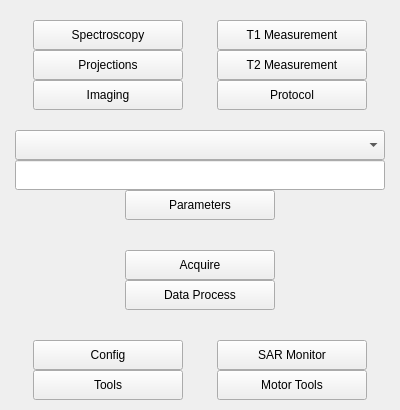
This is Applications/relax2/ui/mainwindow.ui in OpenMRI/ocra as Qt 5 draws it before an edit. The edited form follows.
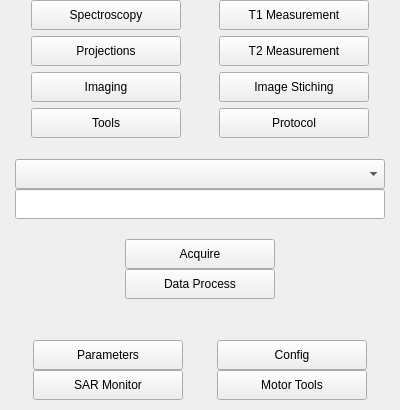
This is the edited form. Icons and pictures are not drawn.

```diff
--- a/Applications/relax2/ui/mainwindow.ui
+++ b/Applications/relax2/ui/mainwindow.ui
@@ -94,22 +94,10 @@
         <property name="sizeConstraint">
          <enum>QLayout::SetDefaultConstraint</enum>
         </property>
-        <property name="leftMargin">
-         <number>0</number>
-        </property>
-        <property name="topMargin">
-         <number>0</number>
-        </property>
-        <property name="rightMargin">
-         <number>0</number>
-        </property>
-        <property name="bottomMargin">
-         <number>0</number>
-        </property>
         <property name="spacing">
-         <number>0</number>
+         <number>6</number>
         </property>
-        <item row="1" column="1" alignment="Qt::AlignHCenter">
+        <item row="0" column="1" alignment="Qt::AlignHCenter">
          <widget class="QPushButton" name="Mode_Spectroscopy_pushButton">
           <property name="minimumSize">
            <size>
@@ -128,7 +116,7 @@
           </property>
          </widget>
         </item>
-        <item row="1" column="4">
+        <item row="0" column="4">
          <spacer name="horizontalSpacer_3">
           <property name="orientation">
            <enum>Qt::Horizontal</enum>
@@ -141,64 +129,7 @@
           </property>
          </spacer>
         </item>
-        <item row="2" column="3" alignment="Qt::AlignHCenter">
-         <widget class="QPushButton" name="Mode_T2_Measurement_pushButton">
-          <property name="minimumSize">
-           <size>
-            <width>150</width>
-            <height>30</height>
-           </size>
-          </property>
-          <property name="maximumSize">
-           <size>
-            <width>150</width>
-            <height>30</height>
-           </size>
-          </property>
-          <property name="text">
-           <string>T2 Measurement</string>
-          </property>
-         </widget>
-        </item>
-        <item row="1" column="3" alignment="Qt::AlignHCenter">
-         <widget class="QPushButton" name="Mode_T1_Measurement_pushButton">
-          <property name="minimumSize">
-           <size>
-            <width>150</width>
-            <height>30</height>
-           </size>
-          </property>
-          <property name="maximumSize">
-           <size>
-            <width>150</width>
-            <height>30</height>
-           </size>
-          </property>
-          <property name="text">
-           <string>T1 Measurement</string>
-          </property>
-         </widget>
-        </item>
-        <item row="2" column="1" alignment="Qt::AlignHCenter">
-         <widget class="QPushButton" name="Mode_Projections_pushButton">
-          <property name="minimumSize">
-           <size>
-            <width>150</width>
-            <height>30</height>
-           </size>
-          </property>
-          <property name="maximumSize">
-           <size>
-            <width>150</width>
-            <height>30</height>
-           </size>
-          </property>
-          <property name="text">
-           <string>Projections</string>
-          </property>
-         </widget>
-        </item>
-        <item row="5" column="1" alignment="Qt::AlignHCenter">
+        <item row="4" column="1" alignment="Qt::AlignHCenter">
          <widget class="QPushButton" name="Mode_Imaging_pushButton">
           <property name="minimumSize">
            <size>
@@ -217,20 +148,7 @@
           </property>
          </widget>
         </item>
-        <item row="1" column="2">
-         <spacer name="horizontalSpacer_2">
-          <property name="orientation">
-           <enum>Qt::Horizontal</enum>
-          </property>
-          <property name="sizeHint" stdset="0">
-           <size>
-            <width>40</width>
-            <height>20</height>
-           </size>
-          </property>
-         </spacer>
-        </item>
-        <item row="1" column="0">
+        <item row="0" column="0">
          <spacer name="horizontalSpacer">
           <property name="orientation">
            <enum>Qt::Horizontal</enum>
@@ -243,19 +161,76 @@
           </property>
          </spacer>
         </item>
-        <item row="0" column="1">
-         <spacer name="verticalSpacer_3">
+        <item row="0" column="2">
+         <spacer name="horizontalSpacer_2">
           <property name="orientation">
-           <enum>Qt::Vertical</enum>
+           <enum>Qt::Horizontal</enum>
           </property>
           <property name="sizeHint" stdset="0">
            <size>
-            <width>20</width>
-            <height>40</height>
+            <width>40</width>
+            <height>20</height>
            </size>
           </property>
          </spacer>
         </item>
+        <item row="0" column="3" alignment="Qt::AlignHCenter">
+         <widget class="QPushButton" name="Mode_T1_Measurement_pushButton">
+          <property name="minimumSize">
+           <size>
+            <width>150</width>
+            <height>30</height>
+           </size>
+          </property>
+          <property name="maximumSize">
+           <size>
+            <width>150</width>
+            <height>30</height>
+           </size>
+          </property>
+          <property name="text">
+           <string>T1 Measurement</string>
+          </property>
+         </widget>
+        </item>
+        <item row="4" column="3">
+         <widget class="QPushButton" name="Mode_Image_Stiching_pushButton">
+          <property name="minimumSize">
+           <size>
+            <width>150</width>
+            <height>30</height>
+           </size>
+          </property>
+          <property name="maximumSize">
+           <size>
+            <width>150</width>
+            <height>16777215</height>
+           </size>
+          </property>
+          <property name="text">
+           <string>Image Stiching</string>
+          </property>
+         </widget>
+        </item>
+        <item row="1" column="3" alignment="Qt::AlignHCenter">
+         <widget class="QPushButton" name="Mode_T2_Measurement_pushButton">
+          <property name="minimumSize">
+           <size>
+            <width>150</width>
+            <height>30</height>
+           </size>
+          </property>
+          <property name="maximumSize">
+           <size>
+            <width>150</width>
+            <height>30</height>
+           </size>
+          </property>
+          <property name="text">
+           <string>T2 Measurement</string>
+          </property>
+         </widget>
+        </item>
         <item row="5" column="3">
          <widget class="QPushButton" name="Protocol_pushButton">
           <property name="minimumSize">
@@ -278,13 +253,48 @@
           </property>
          </widget>
         </item>
+        <item row="1" column="1" alignment="Qt::AlignHCenter">
+         <widget class="QPushButton" name="Mode_Projections_pushButton">
+          <property name="minimumSize">
+           <size>
+            <width>150</width>
+            <height>30</height>
+           </size>
+          </property>
+          <property name="maximumSize">
+           <size>
+            <width>150</width>
+            <height>30</height>
+           </size>
+          </property>
+          <property name="text">
+           <string>Projections</string>
+          </property>
+         </widget>
+        </item>
+        <item row="5" column="1">
+         <widget class="QPushButton" name="Tools_pushButton">
+          <property name="minimumSize">
+           <size>
+            <width>150</width>
+            <height>30</height>
+           </size>
+          </property>
+          <property name="maximumSize">
+           <size>
+            <width>150</width>
+            <height>30</height>
+           </size>
+          </property>
+          <property name="text">
+           <string>Tools</string>
+          </property>
+         </widget>
+        </item>
        </layout>
       </item>
       <item>
        <layout class="QGridLayout" name="gridLayout_2">
-        <property name="spacing">
-         <number>0</number>
-        </property>
         <item row="1" column="0">
          <widget class="QComboBox" name="Sequence_comboBox">
           <property name="minimumSize">
@@ -318,6 +328,19 @@
          </widget>
         </item>
         <item row="0" column="0">
+         <spacer name="verticalSpacer">
+          <property name="orientation">
+           <enum>Qt::Vertical</enum>
+          </property>
+          <property name="sizeHint" stdset="0">
+           <size>
+            <width>20</width>
+            <height>10</height>
+           </size>
+          </property>
+         </spacer>
+        </item>
+        <item row="3" column="0">
          <spacer name="verticalSpacer_2">
           <property name="orientation">
            <enum>Qt::Vertical</enum>
@@ -325,7 +348,7 @@
           <property name="sizeHint" stdset="0">
            <size>
             <width>20</width>
-            <height>40</height>
+            <height>10</height>
            </size>
           </property>
          </spacer>
@@ -334,32 +357,6 @@
       </item>
       <item>
        <layout class="QGridLayout" name="gridLayout_6">
-        <item row="4" column="0">
-         <spacer name="verticalSpacer_4">
-          <property name="orientation">
-           <enum>Qt::Vertical</enum>
-          </property>
-          <property name="sizeHint" stdset="0">
-           <size>
-            <width>20</width>
-            <height>40</height>
-           </size>
-          </property>
-         </spacer>
-        </item>
-        <item row="1" column="0">
-         <spacer name="verticalSpacer">
-          <property name="orientation">
-           <enum>Qt::Vertical</enum>
-          </property>
-          <property name="sizeHint" stdset="0">
-           <size>
-            <width>20</width>
-            <height>40</height>
-           </size>
-          </property>
-         </spacer>
-        </item>
         <item row="2" column="0">
          <widget class="QPushButton" name="Acquire_pushButton">
           <property name="minimumSize">
@@ -398,32 +395,23 @@
           </property>
          </widget>
         </item>
-        <item row="0" column="0">
-         <widget class="QPushButton" name="Parameters_pushButton">
-          <property name="minimumSize">
-           <size>
-            <width>150</width>
-            <height>30</height>
-           </size>
+        <item row="4" column="0">
+         <spacer name="verticalSpacer_3">
+          <property name="orientation">
+           <enum>Qt::Vertical</enum>
           </property>
-          <property name="maximumSize">
+          <property name="sizeHint" stdset="0">
            <size>
-            <width>150</width>
-            <height>30</height>
+            <width>20</width>
+            <height>20</height>
            </size>
           </property>
-          <property name="text">
-           <string>Parameters</string>
-          </property>
-         </widget>
+         </spacer>
         </item>
        </layout>
       </item>
       <item>
        <layout class="QGridLayout" name="gridLayout_3">
-        <property name="spacing">
-         <number>0</number>
-        </property>
         <item row="0" column="2">
          <spacer name="horizontalSpacer_5">
           <property name="orientation">
@@ -437,44 +425,6 @@
           </property>
          </spacer>
         </item>
-        <item row="0" column="1">
-         <widget class="QPushButton" name="Config_pushButton">
-          <property name="minimumSize">
-           <size>
-            <width>150</width>
-            <height>30</height>
-           </size>
-          </property>
-          <property name="maximumSize">
-           <size>
-            <width>150</width>
-            <height>30</height>
-           </size>
-          </property>
-          <property name="text">
-           <string>Config</string>
-          </property>
-         </widget>
-        </item>
-        <item row="0" column="4">
-         <widget class="QPushButton" name="SAR_Monitor_pushButton">
-          <property name="minimumSize">
-           <size>
-            <width>150</width>
-            <height>30</height>
-           </size>
-          </property>
-          <property name="maximumSize">
-           <size>
-            <width>150</width>
-            <height>30</height>
-           </size>
-          </property>
-          <property name="text">
-           <string>SAR Monitor</string>
-          </property>
-         </widget>
-        </item>
         <item row="0" column="5">
          <spacer name="horizontalSpacer_6">
           <property name="orientation">
@@ -501,7 +451,64 @@
           </property>
          </spacer>
         </item>
-        <item row="1" column="4">
+        <item row="2" column="1">
+         <widget class="QPushButton" name="SAR_Monitor_pushButton">
+          <property name="minimumSize">
+           <size>
+            <width>150</width>
+            <height>30</height>
+           </size>
+          </property>
+          <property name="maximumSize">
+           <size>
+            <width>150</width>
+            <height>30</height>
+           </size>
+          </property>
+          <property name="text">
+           <string>SAR Monitor</string>
+          </property>
+         </widget>
+        </item>
+        <item row="0" column="4">
+         <widget class="QPushButton" name="Config_pushButton">
+          <property name="minimumSize">
+           <size>
+            <width>150</width>
+            <height>30</height>
+           </size>
+          </property>
+          <property name="maximumSize">
+           <size>
+            <width>150</width>
+            <height>30</height>
+           </size>
+          </property>
+          <property name="text">
+           <string>Config</string>
+          </property>
+         </widget>
+        </item>
+        <item row="0" column="1">
+         <widget class="QPushButton" name="Parameters_pushButton">
+          <property name="minimumSize">
+           <size>
+            <width>150</width>
+            <height>30</height>
+           </size>
+          </property>
+          <property name="maximumSize">
+           <size>
+            <width>150</width>
+            <height>30</height>
+           </size>
+          </property>
+          <property name="text">
+           <string>Parameters</string>
+          </property>
+         </widget>
+        </item>
+        <item row="2" column="4">
          <widget class="QPushButton" name="Motor_Tools_pushButton">
           <property name="minimumSize">
            <size>
@@ -520,25 +527,6 @@
           </property>
          </widget>
         </item>
-        <item row="1" column="1">
-         <widget class="QPushButton" name="Tools_pushButton">
-          <property name="minimumSize">
-           <size>
-            <width>150</width>
-            <height>30</height>
-           </size>
-          </property>
-          <property name="maximumSize">
-           <size>
-            <width>150</width>
-            <height>30</height>
-           </size>
-          </property>
-          <property name="text">
-           <string>Tools</string>
-          </property>
-         </widget>
-        </item>
        </layout>
       </item>
      </layout>
```
